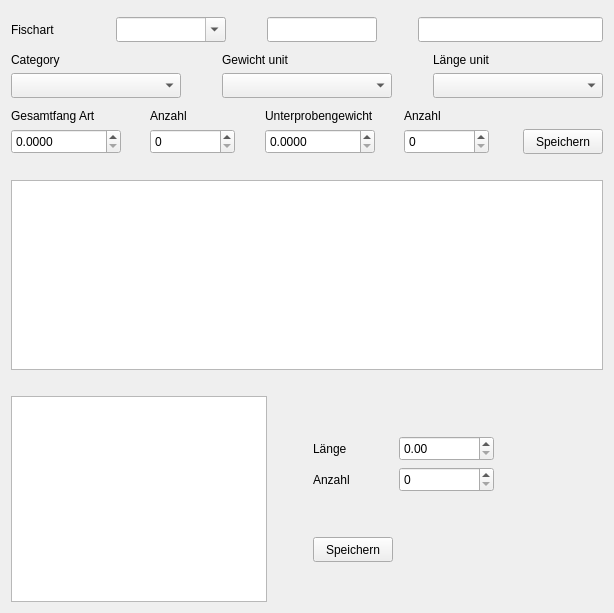
Old version of the form commercial/03_input_program/frm_length.ui in the repository ices-eg/Thuenen.
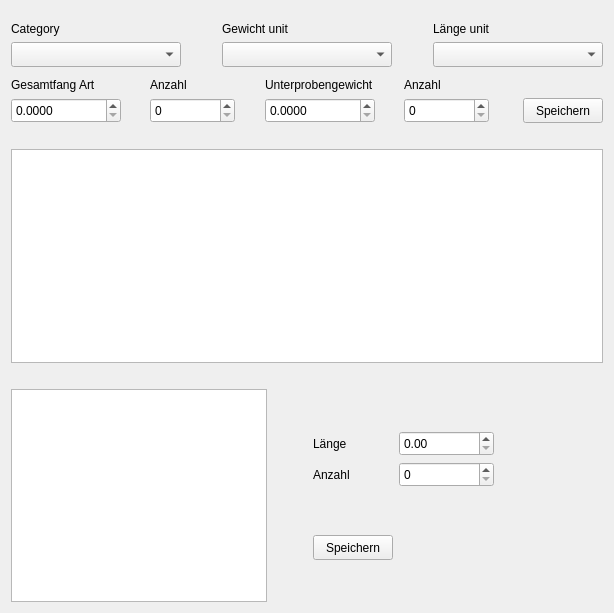
New version of the form. Custom widgets are drawn as their Qt base class.

What changed in the file:
```diff
--- a/commercial/03_input_program/frm_length.ui
+++ b/commercial/03_input_program/frm_length.ui
@@ -15,116 +15,7 @@
   </property>
   <layout class="QVBoxLayout" name="verticalLayout">
    <item>
-    <widget class="QWidget" name="wgt_species" native="true"/>
-   </item>
-   <item>
-    <layout class="QHBoxLayout" name="horizontalLayout_2">
-     <item>
-      <widget class="QLabel" name="label">
-       <property name="sizePolicy">
-        <sizepolicy hsizetype="Expanding" vsizetype="Preferred">
-         <horstretch>0</horstretch>
-         <verstretch>0</verstretch>
-        </sizepolicy>
-       </property>
-       <property name="minimumSize">
-        <size>
-         <width>80</width>
-         <height>20</height>
-        </size>
-       </property>
-       <property name="text">
-        <string>Fischart</string>
-       </property>
-       <property name="alignment">
-        <set>Qt::AlignLeading|Qt::AlignLeft|Qt::AlignVCenter</set>
-       </property>
-      </widget>
-     </item>
-     <item>
-      <widget class="QComboBox" name="cb_latin">
-       <property name="sizePolicy">
-        <sizepolicy hsizetype="Expanding" vsizetype="Preferred">
-         <horstretch>0</horstretch>
-         <verstretch>0</verstretch>
-        </sizepolicy>
-       </property>
-       <property name="minimumSize">
-        <size>
-         <width>110</width>
-         <height>25</height>
-        </size>
-       </property>
-       <property name="editable">
-        <bool>true</bool>
-       </property>
-      </widget>
-     </item>
-     <item>
-      <spacer name="horizontalSpacer_5">
-       <property name="orientation">
-        <enum>Qt::Horizontal</enum>
-       </property>
-       <property name="sizeType">
-        <enum>QSizePolicy::Fixed</enum>
-       </property>
-       <property name="sizeHint" stdset="0">
-        <size>
-         <width>35</width>
-         <height>20</height>
-        </size>
-       </property>
-      </spacer>
-     </item>
-     <item>
-      <widget class="QLineEdit" name="edit_aphiaid">
-       <property name="sizePolicy">
-        <sizepolicy hsizetype="Expanding" vsizetype="Preferred">
-         <horstretch>0</horstretch>
-         <verstretch>0</verstretch>
-        </sizepolicy>
-       </property>
-       <property name="minimumSize">
-        <size>
-         <width>110</width>
-         <height>25</height>
-        </size>
-       </property>
-      </widget>
-     </item>
-     <item>
-      <spacer name="horizontalSpacer_10">
-       <property name="orientation">
-        <enum>Qt::Horizontal</enum>
-       </property>
-       <property name="sizeType">
-        <enum>QSizePolicy::Fixed</enum>
-       </property>
-       <property name="sizeHint" stdset="0">
-        <size>
-         <width>35</width>
-         <height>20</height>
-        </size>
-       </property>
-      </spacer>
-     </item>
-     <item>
-      <widget class="QLineEdit" name="edit_latin">
-       <property name="sizePolicy">
-        <sizepolicy hsizetype="Expanding" vsizetype="Preferred">
-         <horstretch>0</horstretch>
-         <verstretch>0</verstretch>
-        </sizepolicy>
-       </property>
-       <property name="minimumSize">
-        <size>
-         <width>185</width>
-         <height>25</height>
-        </size>
-       </property>
-      </widget>
-     </item>
-    </layout>
+    <widget class="Wgt_Species_Chooser" name="wgt_species" native="true"/>
    </item>
    <item>
     <spacer name="verticalSpacer_8">
@@ -327,7 +218,7 @@
         <number>4</number>
        </property>
        <property name="maximum">
-        <double>9999.989999999999782</double>
+        <double>999999999.000000000000000</double>
        </property>
       </widget>
      </item>
@@ -362,7 +253,7 @@
         </size>
        </property>
        <property name="maximum">
-        <number>99999</number>
+        <number>999999999</number>
        </property>
       </widget>
      </item>
@@ -647,6 +538,14 @@
    </item>
   </layout>
  </widget>
+ <customwidgets>
+  <customwidget>
+   <class>Wgt_Species_Chooser</class>
+   <extends>QWidget</extends>
+   <header>wgt_species_chooser_code</header>
+   <container>1</container>
+  </customwidget>
+ </customwidgets>
  <resources/>
  <connections/>
 </ui>
```
